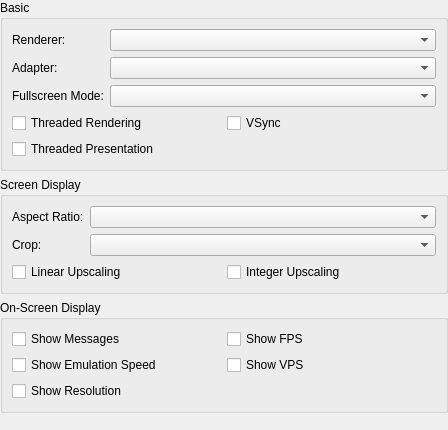
kofxi3584karlayang/duckstation, file src/duckstation-qt/displaysettingswidget.ui: the form before one commit.
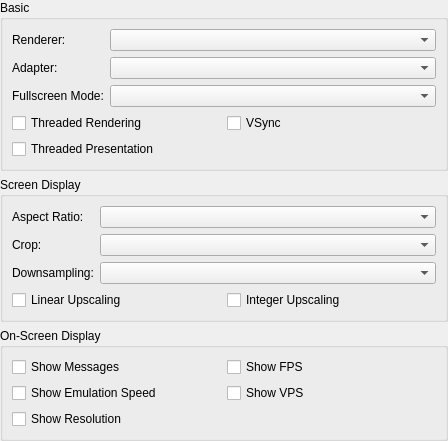
The form after the commit.

Commit message: GPU: Add adaptive and box downsampling modes

Diff of the .ui file:
```diff
--- a/src/duckstation-qt/displaysettingswidget.ui
+++ b/src/duckstation-qt/displaysettingswidget.ui
@@ -116,7 +116,17 @@
       <item row="1" column="1">
        <widget class="QComboBox" name="displayCropMode"/>
       </item>
-      <item row="2" column="0" colspan="2">
+      <item row="2" column="0">
+       <widget class="QLabel" name="label_6">
+        <property name="text">
+         <string>Downsampling:</string>
+        </property>
+       </widget>
+      </item>
+      <item row="2" column="1">
+       <widget class="QComboBox" name="gpuDownsampleMode"/>
+      </item>       
+      <item row="3" column="0" colspan="2">
        <layout class="QGridLayout" name="gridLayout_2">
         <item row="0" column="0">
          <widget class="QCheckBox" name="displayLinearFiltering">
```
The commit also changes 22 other files.
